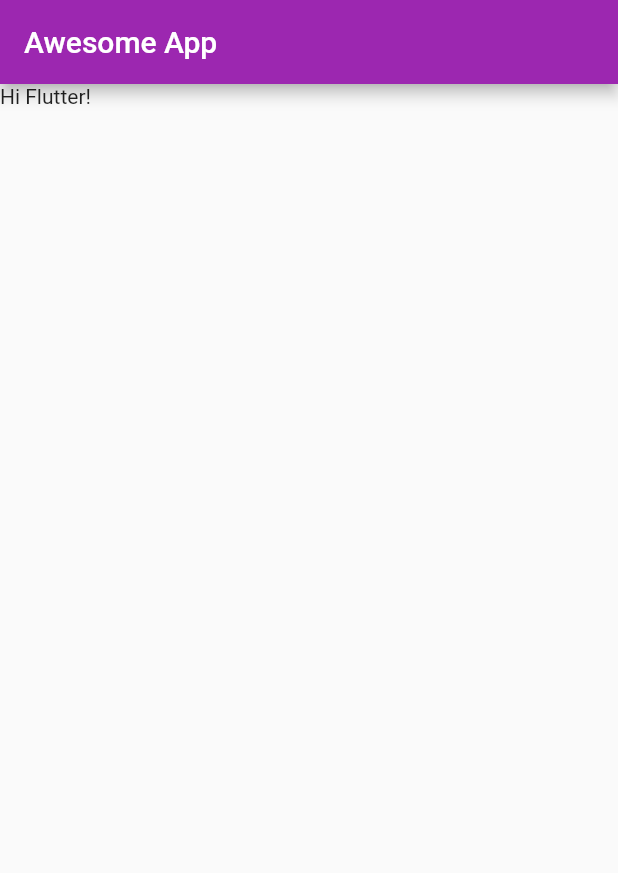
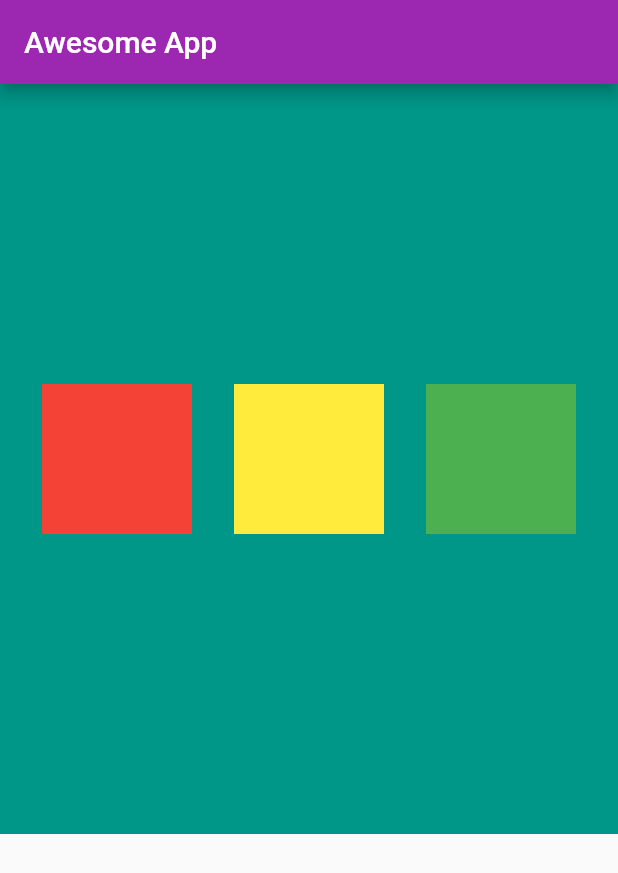
Before and after one commit to JHMamun/test_app, a Flutter app: the screen it shows after launch, on a phone screen of 412 x 824 dp. Shown: the top 873 px of the screen. Run offline on Flutter 3.47's test engine with Material 2 defaults, Android fonts, the phone set to English and light mode, and no system bars.

Commit message:
ch2 completed

```diff
--- a/lib/main.dart
+++ b/lib/main.dart
@@ -14,10 +14,38 @@ class HomePage extends StatelessWidget {
   Widget build(BuildContext context) {
     return Scaffold(
         appBar: AppBar(
-          title: Text("Awesome App"),
+          title: const Text("Awesome App"),
         ),
         body: Container(
-          child: Text("Hi Flutter!"),
+          height: 500,
+          color: Colors.teal,
+          child: Row(
+            mainAxisAlignment: MainAxisAlignment.spaceEvenly,
+            crossAxisAlignment: CrossAxisAlignment.center,
+            children: <Widget>[
+              Container(
+                padding: const EdgeInsets.all(8),
+                width: 100,
+                height: 100,
+                color: Colors.red,
+                alignment: Alignment.center,
+              ),
+              Container(
+                padding: const EdgeInsets.all(8),
+                width: 100,
+                height: 100,
+                color: Colors.yellow,
+                alignment: Alignment.center,
+              ),
+              Container(
+                padding: const EdgeInsets.all(8),
+                width: 100,
+                height: 100,
+                color: Colors.green,
+                alignment: Alignment.center,
+              )
+            ],
+          ),
         ));
   }
 }
```
